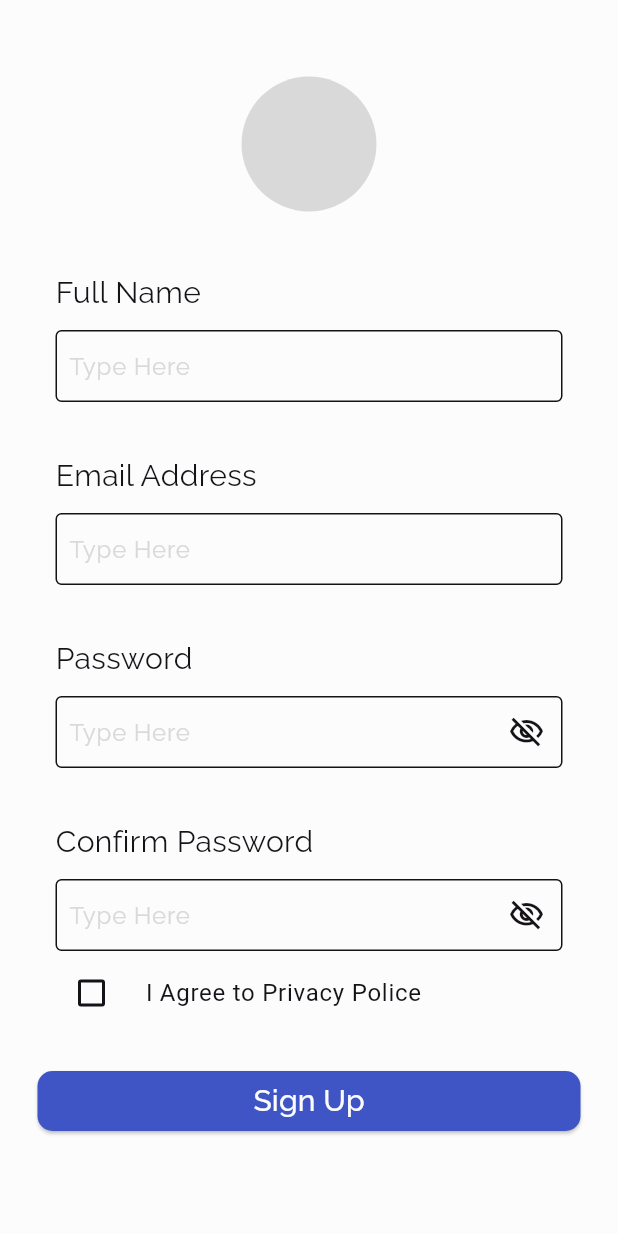
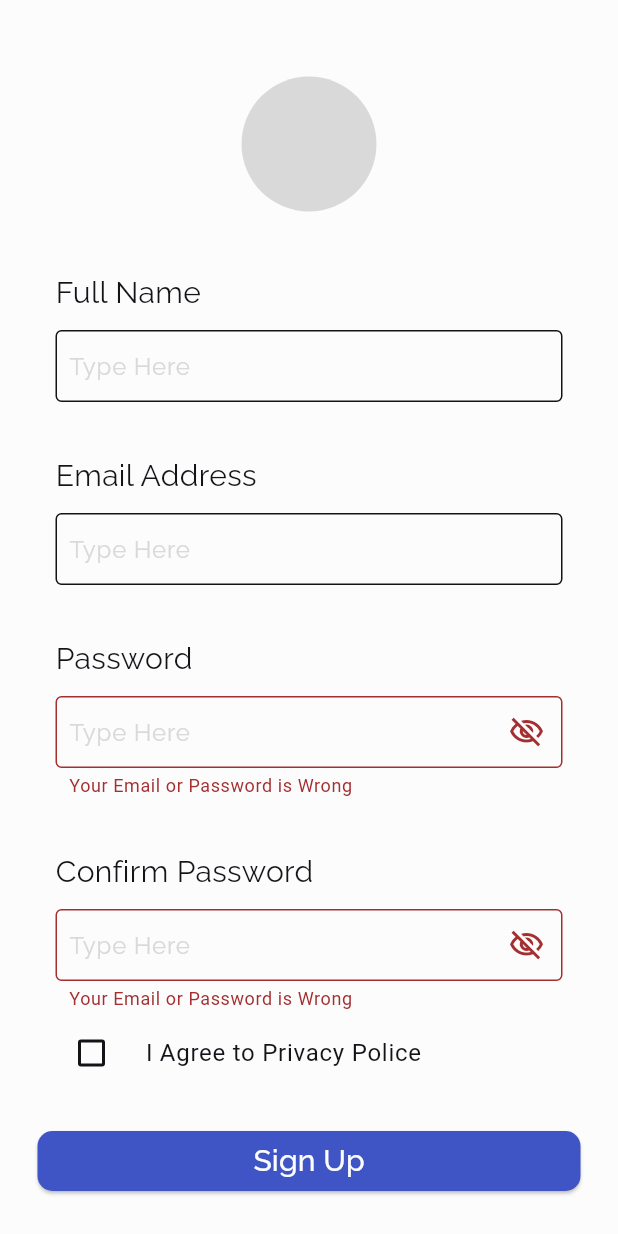
Before and after one commit to Azkina1123/flutix, a Flutter app: the SignUpPage screen opened directly, on a phone screen of 412 x 824 dp. Run offline on Flutter 3.47's test engine with Material 2 defaults, Android fonts, the phone set to English and light mode, and no system bars; our stand-ins replace cloud_firestore, email_validator, equatable, firebase_auth, firebase_core; accounts and stored records are empty; network calls fail.

Commit message:
fix: color text field widget

```diff
--- a/lib/ui/widgets/text_field.dart
+++ b/lib/ui/widgets/text_field.dart
@@ -33,6 +33,7 @@ class NormalTextBox extends StatefulWidget {
 class _NormalTextBoxState extends State<NormalTextBox> {
   final TextEditingController _controllerTextField = TextEditingController();
   bool txtFieldVal = false;
+  bool active = false;
 
   @override
   void initState() {
@@ -43,6 +44,7 @@ class _NormalTextBoxState extends State<NormalTextBox> {
       });
     });
   }
+
   @override
   void dispose() {
     super.dispose();
@@ -63,7 +65,11 @@ class _NormalTextBoxState extends State<NormalTextBox> {
               style: TextStyle(
                   fontFamily: 'Raleway',
                   fontSize: 20,
-                  color: lightMode ? colors['cinder'] : colors['soapstone']),
+                  color: active
+                      ? colors["cerulean-blue"]
+                      : lightMode
+                          ? colors['cinder']
+                          : colors['soapstone']),
             ),
           ),
           SizedBox(
@@ -76,6 +82,14 @@ class _NormalTextBoxState extends State<NormalTextBox> {
                     ? colors['soapstone']
                     : colors['dark-jungle-green'],
                 border: OutlineInputBorder(),
+                focusedBorder: OutlineInputBorder(
+                  borderSide: BorderSide(
+                      color: active
+                          ? colors["cerulean-blue"]!
+                          : lightMode
+                              ? colors['cinder']!
+                              : colors['soapstone']!),
+                ),
                 contentPadding: EdgeInsets.all(5),
                 hintText: "Type Here",
                 hintStyle: TextStyle(
@@ -85,8 +99,15 @@ class _NormalTextBoxState extends State<NormalTextBox> {
               ),
               textAlignVertical: TextAlignVertical.center,
               style: TextStyle(
-                color: lightMode ? colors['cinder'] : colors['soapstone'],
+                color: lightMode
+                              ? colors['cinder']
+                              : colors['soapstone'],
               ),
+              onTap: () {
+                setState(() {
+                  active = !active;
+                });
+              },
             ),
           ),
         ],
@@ -118,6 +139,7 @@ class _EmailTextBoxState extends State<EmailTextBox> {
       });
     });
   }
+
   @override
   void dispose() {
     super.dispose();
@@ -223,6 +245,7 @@ class _PasswordTextBoxState extends State<PasswordTextBox> {
       });
     });
   }
+
   @override
   void dispose() {
     super.dispose();
@@ -256,6 +279,12 @@ class _PasswordTextBoxState extends State<PasswordTextBox> {
                     ? colors['soapstone']
                     : colors['dark-jungle-green'],
                 border: OutlineInputBorder(),
+                focusedBorder: OutlineInputBorder(
+                  borderSide: BorderSide(
+                      color: lightMode
+                              ? colors['cinder']!
+                              : colors['soapstone']!),
+                ),
                 contentPadding: EdgeInsets.all(5),
                 suffixIcon: GestureDetector(
                   onTap: () {
@@ -272,6 +301,7 @@ class _PasswordTextBoxState extends State<PasswordTextBox> {
                   fontFamily: 'Raleway',
                   color: lightMode ? colors['light-grey'] : colors['dove-grey'],
                 ),
+                errorText: "Your Email or Password is Wrong",
               ),
               obscureText: press ? true : false,
               textAlignVertical: TextAlignVertical.center,
```
Lines whose indentation alone changed are shown as unchanged.
